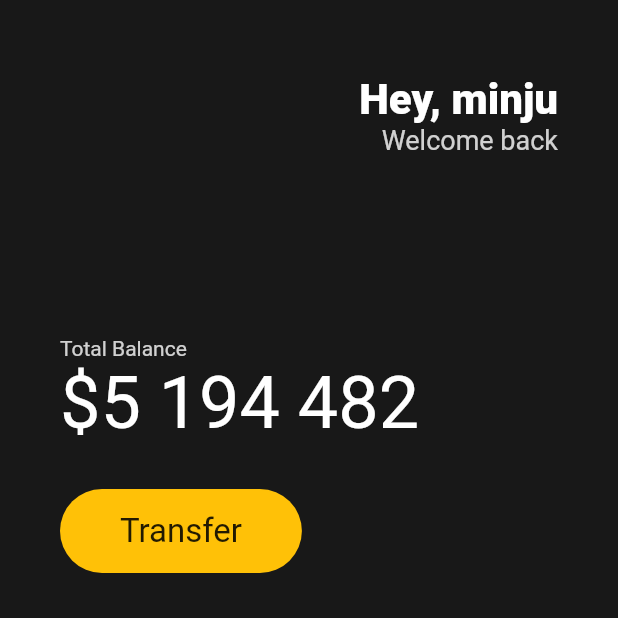
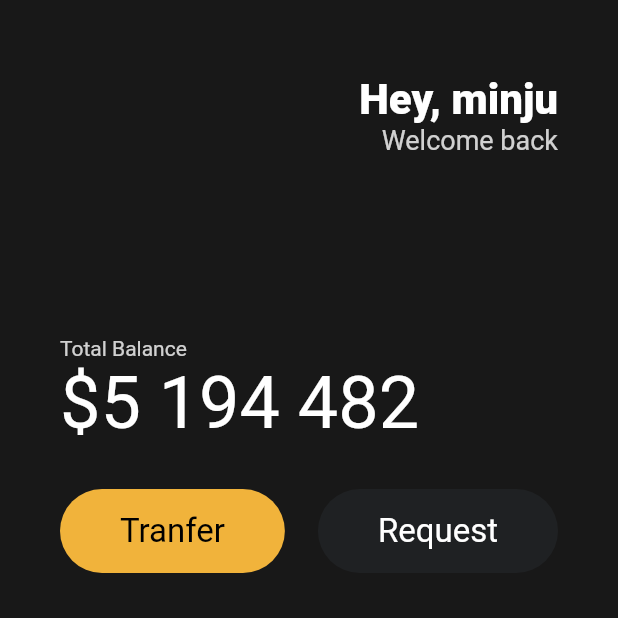
Before and after one commit to alswn2348/stateless_widgets_flutter, a Flutter app: the screen it shows after launch, on a phone screen of 412 x 824 dp, the top half of it. Run offline on Flutter 3.47's test engine with Material 2 defaults, Android fonts, the light colour scheme and no system bars.

Commit message:
feat : create button widgets

```diff
--- a/lib/main.dart
+++ b/lib/main.dart
@@ -1,3 +1,4 @@
+import 'package:comicbookplus/widgets/button.dart';
 import 'package:flutter/material.dart';
 
 void main() {
@@ -9,12 +10,12 @@ class App extends StatelessWidget {
   Widget build(BuildContext context) {
     return MaterialApp(
       home: Scaffold(
-        backgroundColor: Color(0xFF181818),
+        backgroundColor: const Color(0xFF181818),
         body: Padding(
-          padding: EdgeInsets.symmetric(horizontal: 40),
+          padding: const EdgeInsets.symmetric(horizontal: 40),
           child:
               Column(crossAxisAlignment: CrossAxisAlignment.start, children: [
-            SizedBox(
+            const SizedBox(
               height: 50,
             ),
             Row(
@@ -23,7 +24,7 @@ class App extends StatelessWidget {
                 Column(
                   crossAxisAlignment: CrossAxisAlignment.end,
                   children: [
-                    Text(
+                    const Text(
                       'Hey, minju',
                       style: TextStyle(
                         color: Colors.white,
@@ -42,41 +43,35 @@ class App extends StatelessWidget {
                 )
               ],
             ),
-            SizedBox(
+            const SizedBox(
               height: 120,
             ),
             Text(
               'Total Balance',
               style: TextStyle(color: Colors.white.withOpacity(0.8)),
             ),
-            Text(
+            const Text(
               '\$5 194 482',
               style: TextStyle(
                   fontWeight: FontWeight.w400,
                   fontSize: 48,
                   color: Colors.white),
             ),
-            SizedBox(
+            const SizedBox(
               height: 30,
             ),
             Row(
-              children: [
-                Container(
-                  decoration: BoxDecoration(
-                      color: Colors.amber,
-                      borderRadius: BorderRadius.circular(45)),
-                  child: Padding(
-                    padding: EdgeInsets.symmetric(
-                      vertical: 15,
-                      horizontal: 40,
-                    ),
-                    child: Text(
-                      'Transfer',
-                      style: TextStyle(
-                        fontSize: 22,
-                      ),
-                    ),
-                  ),
+              mainAxisAlignment: MainAxisAlignment.spaceBetween,
+              children: const [
+                Button(
+                  text: 'Tranfer',
+                  backGraoundColor: Color(0xFFF1B33B),
+                  textColor: Colors.black,
+                ),
+                Button(
+                  text: 'Request',
+                  backGraoundColor: Color(0xFF1F2123),
+                  textColor: Colors.white,
                 )
               ],
             )
--- /dev/null
+++ b/lib/widgets/button.dart
@@ -0,0 +1,35 @@
+import 'package:flutter/material.dart';
+
+class Button extends StatelessWidget {
+  final String text;
+  final Color backGraoundColor;
+  final Color textColor;
+
+  const Button({
+    super.key,
+    required this.text,
+    required this.backGraoundColor,
+    required this.textColor,
+  });
+
+  @override
+  Widget build(BuildContext context) {
+    return Container(
+      decoration: BoxDecoration(
+          color: backGraoundColor, borderRadius: BorderRadius.circular(45)),
+      child: Padding(
+        padding: const EdgeInsets.symmetric(
+          vertical: 15,
+          horizontal: 40,
+        ),
+        child: Text(
+          text,
+          style: TextStyle(
+            color: textColor,
+            fontSize: 22,
+          ),
+        ),
+      ),
+    );
+  }
+}
```
